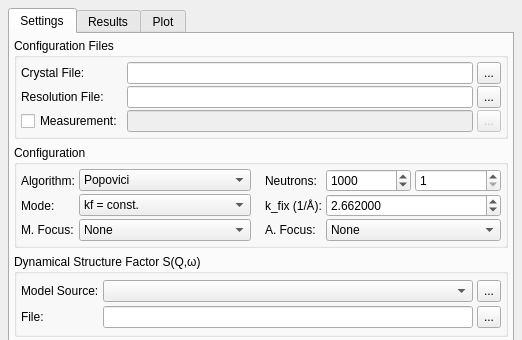
Above: ui/monteconvo.ui from tweber-ill/frm_mirror-takin1 before the change; both pictures show x 0 to 522 and y 0 to 340 of the 522 by 489 pixel window. Below: the same form after it.
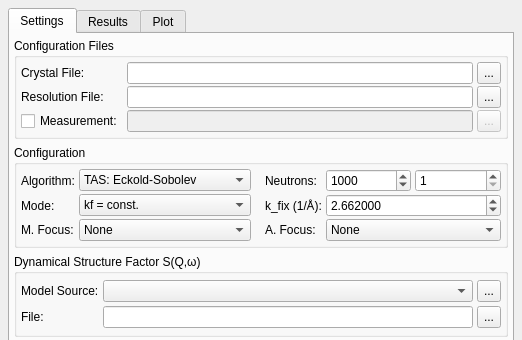
That is the form after the change. Custom widgets are drawn as their Qt base class.

What changed in the file:
```diff
--- a/ui/monteconvo.ui
+++ b/ui/monteconvo.ui
@@ -464,7 +464,7 @@
              </sizepolicy>
             </property>
             <property name="currentIndex">
-             <number>1</number>
+             <number>2</number>
             </property>
             <item>
              <property name="text">
@@ -473,12 +473,17 @@
             </item>
             <item>
              <property name="text">
-              <string>Popovici</string>
+              <string>TAS: Popovici</string>
              </property>
             </item>
             <item>
              <property name="text">
-              <string>Eckold-Sobolev</string>
+              <string>TAS: Eckold-Sobolev</string>
+             </property>
+            </item>
+            <item>
+             <property name="text">
+              <string>TOF: Violini</string>
              </property>
             </item>
            </widget>
```
Left out of the diff: 2 changed lines with no effect on the pictures.
